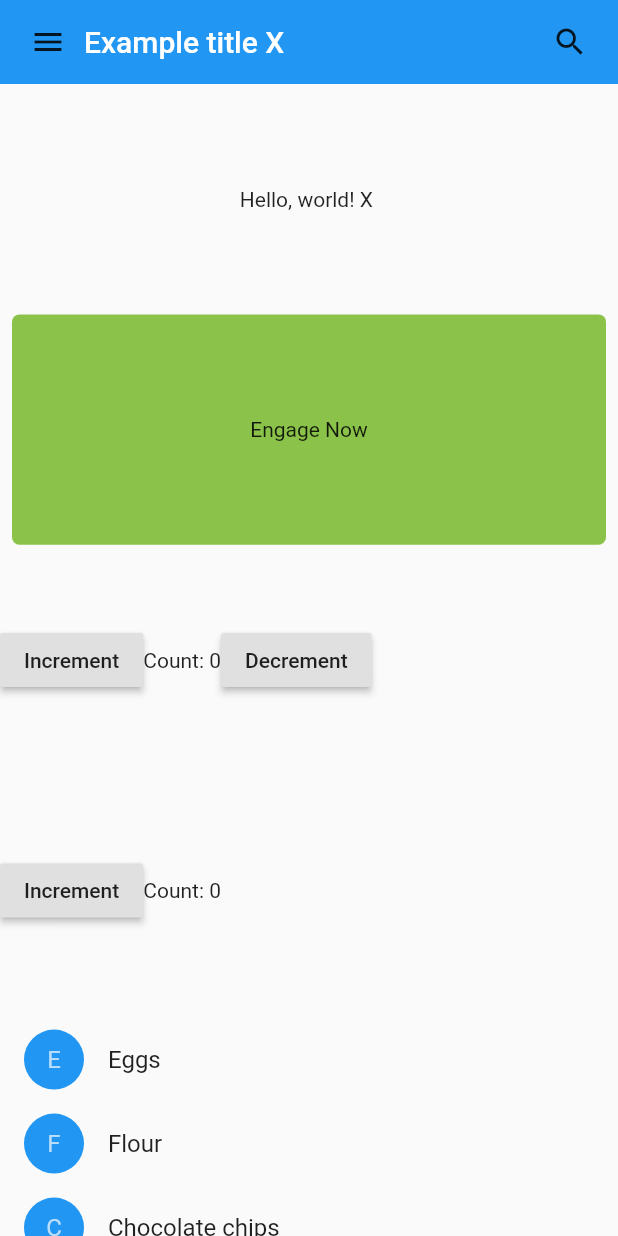
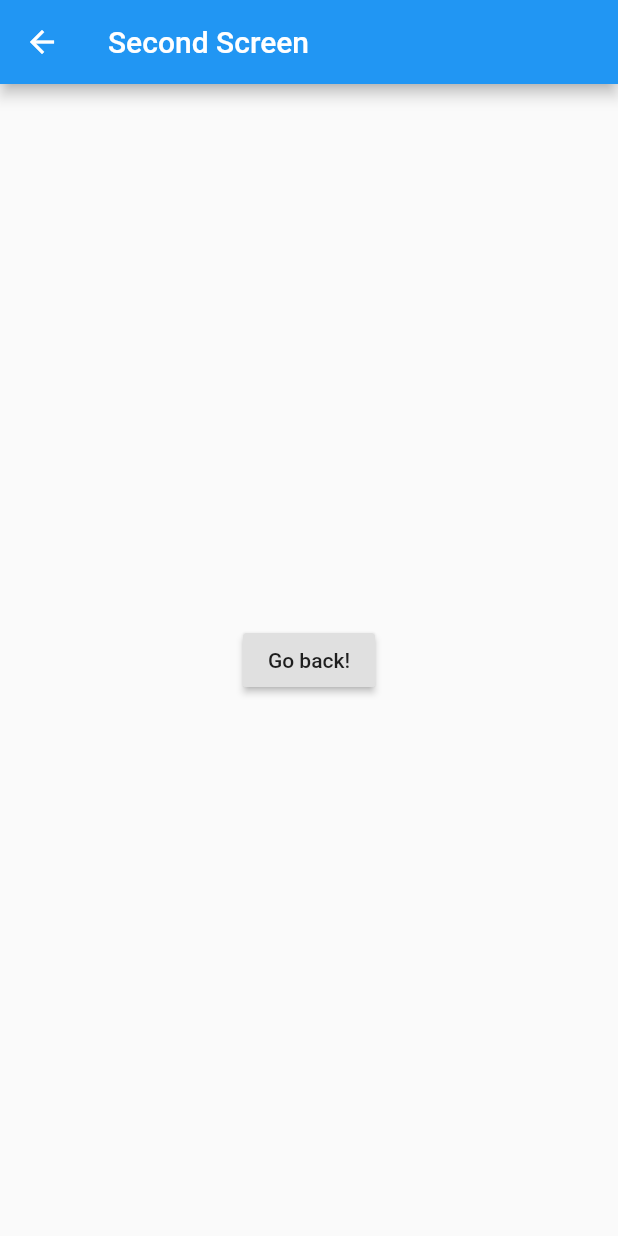
Before and after one commit to ethan-jiang-1/flutterapp2, a Flutter app: the screen it shows after launch, after a tap on the "menu" icon, on a phone screen of 412 x 824 dp. Run offline on Flutter 3.47's test engine with Material 2 defaults, Android fonts, the phone set to English and light mode, and no system bars.

Commit message:
refactory1

```diff
--- a/lib/main.dart
+++ b/lib/main.dart
@@ -1,12 +1,18 @@
 import 'package:flutter/material.dart';
-import 'package:flutterapp2/page1/pageone.dart';
+import 'package:flutterapp2/page1/page1.dart';
+import 'package:flutterapp2/page2/page2.dart';
 
 
 // ignore: non_constant_identifier_names
 MyApp() {
   return MaterialApp(
     title: 'My app (invisible)', // used by the OS task switcher
-    home: Page1(),
+    //home: Page1(),
+    initialRoute: "/",
+    routes: {
+      "/": (context) => Page1(),
+      "/page2": (context) => Page2(),
+    },
   );
 }
 
--- a/lib/page1/mybutton.dart
+++ b/lib/page1/mybutton.dart
@@ -6,6 +6,7 @@ class MyButton extends StatelessWidget {
     return GestureDetector(
       onTap: () {
         print('MyButton was tapped!');
+        Navigator.pushNamed(context, "/page2");
       },
       child: Container(
         height: 36.0,
@@ -16,7 +17,7 @@ class MyButton extends StatelessWidget {
           color: Colors.lightGreen[500],
         ),
         child: Center(
-          child: Text('Engage Now'),
+          child: Text('Tap to move to Page2'),
         ),
       ),
     );
--- a/lib/page1/pageone.dart
+++ b/lib/page1/page1.dart
@@ -12,14 +12,6 @@ class MyAppBar extends StatelessWidget {
 
   final Widget title;
 
-  pressMenu() {
-    print("pressMenu");
-  }
-
-  pressSearch() {
-    print("pressSearch");
-  }
-
   @override
   Widget build(BuildContext context) {
     return Container(
@@ -33,7 +25,10 @@ class MyAppBar extends StatelessWidget {
           IconButton(
             icon: Icon(Icons.menu),
             tooltip: 'Navigation menu',
-            onPressed: pressMenu, // null disables the button
+            onPressed: () {
+              print("pressMenu");
+              Navigator.pushNamed(context, '/page2');
+            },
           ),
           // Expanded expands its child to fill the available space.
           Expanded(
@@ -42,7 +37,9 @@ class MyAppBar extends StatelessWidget {
           IconButton(
             icon: Icon(Icons.search),
             tooltip: 'Search',
-            onPressed: pressSearch,
+            onPressed: () {
+              print("pressSearch");
+            }
           ),
         ],
       ),
--- /dev/null
+++ b/lib/page2/page2.dart
@@ -0,0 +1,21 @@
+import "package:flutter/material.dart";
+
+class Page2 extends StatelessWidget {
+  @override
+  Widget build(BuildContext context) {
+    return Scaffold(
+      appBar: AppBar(
+        title: Text("Second Screen"),
+      ),
+      body: Center(
+        child: RaisedButton(
+          onPressed: () {
+            // Navigate back to first screen when tapped.
+            Navigator.pop(context);
+          },
+          child: Text('Go back!'),
+        ),
+      ),
+    );
+  }
+}
```
